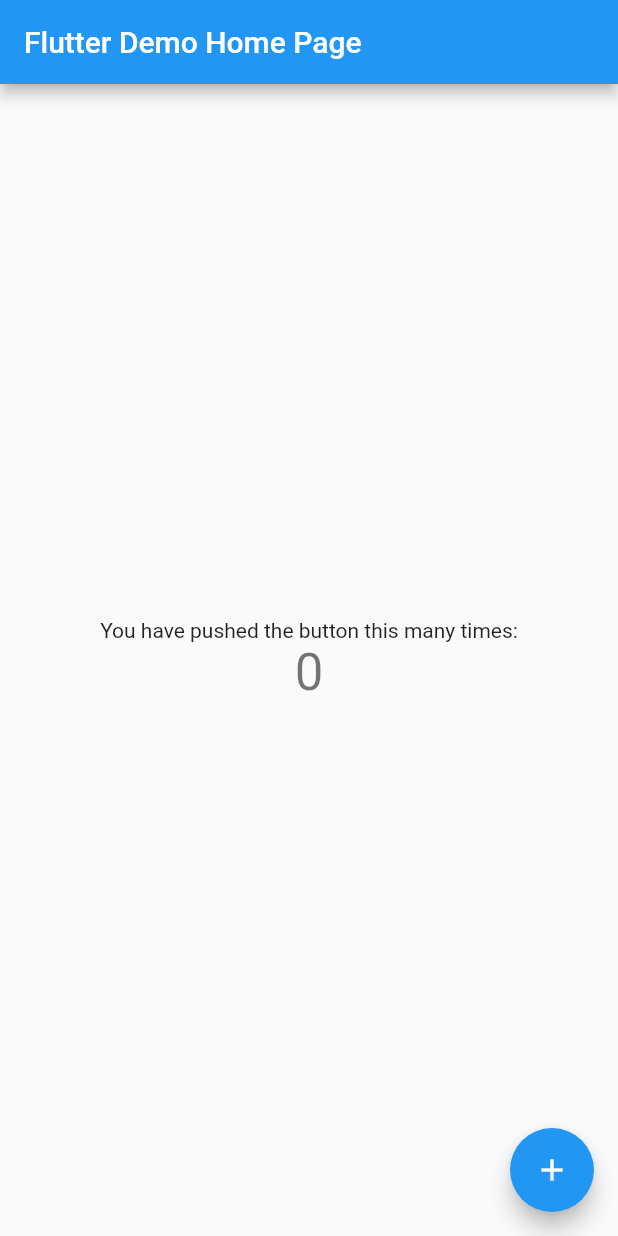
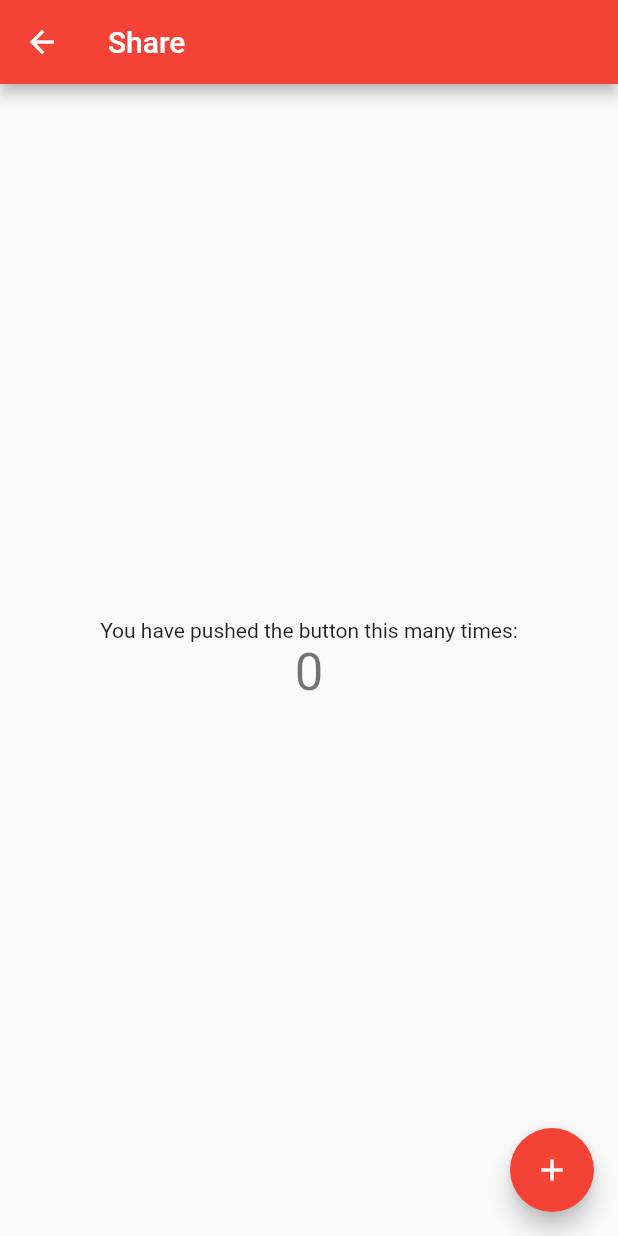
Before and after one commit to demanzanoc/first_flutter_app, a Flutter app: the screen it shows after launch, on a phone screen of 412 x 824 dp. Run offline on Flutter 3.47's test engine with Material 2 defaults, Android fonts, the phone set to English and light mode, and no system bars.

Commit message:
Se agrega botón hacía atrás en app bar y se agrega funcionalidad de redirección a nueva página.

```diff
--- a/lib/main.dart
+++ b/lib/main.dart
@@ -13,9 +13,9 @@ class MyApp extends StatelessWidget {
     return MaterialApp(
       title: 'Flutter Demo',
       theme: ThemeData(
-        primarySwatch: Colors.blue,
+        primarySwatch: Colors.red,
       ),
-      home: const MyHomePage(title: 'Flutter Demo Home Page'),
+      home: const MyHomePage(title: 'Share'),
     );
   }
 }
@@ -43,6 +43,18 @@ class _MyHomePageState extends State<MyHomePage> {
     return Scaffold(
       appBar: AppBar(
         title: Text(widget.title),
+        leading: Builder(
+          builder: (BuildContext context) {
+            return IconButton(
+              icon: const Icon(Icons.arrow_back),
+              onPressed: () =>
+                  Navigator.push(context, MaterialPageRoute(builder: (context) {
+                return const SecondPage();
+              })),
+              tooltip: MaterialLocalizations.of(context).backButtonTooltip,
+            );
+          },
+        ),
       ),
       body: Center(
         child: Column(
@@ -66,3 +78,14 @@ class _MyHomePageState extends State<MyHomePage> {
     );
   }
 }
+
+class SecondPage extends StatelessWidget {
+  const SecondPage({super.key});
+
+  @override
+  Widget build(BuildContext context) {
+    return Scaffold(
+      appBar: AppBar(),
+    );
+  }
+}
```
